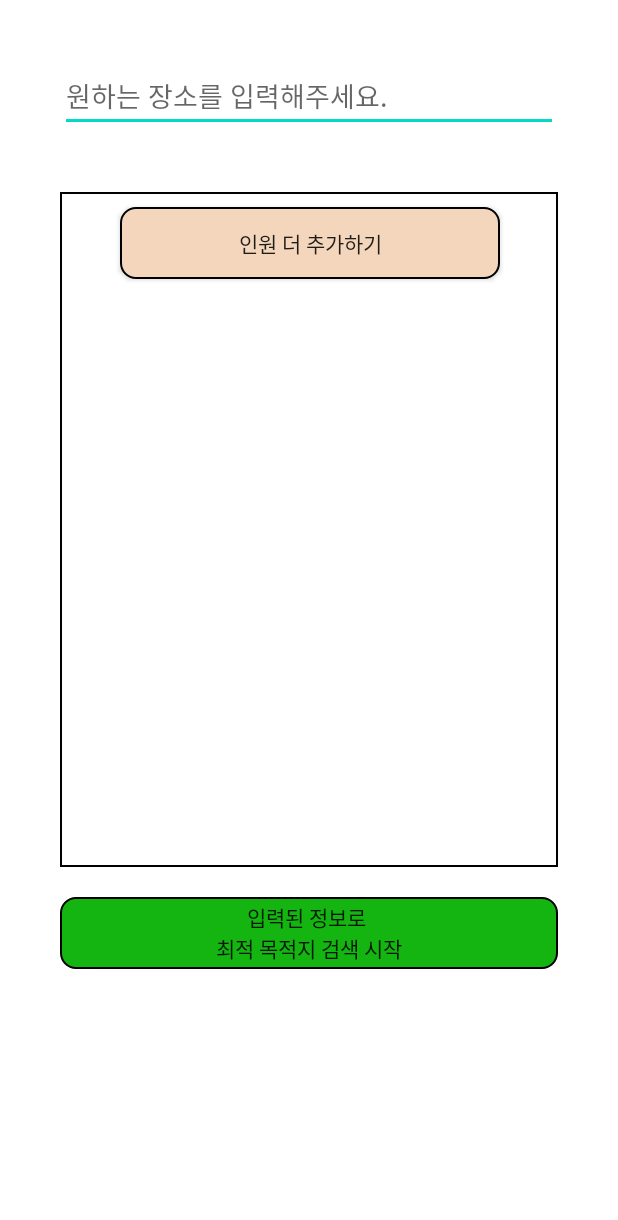
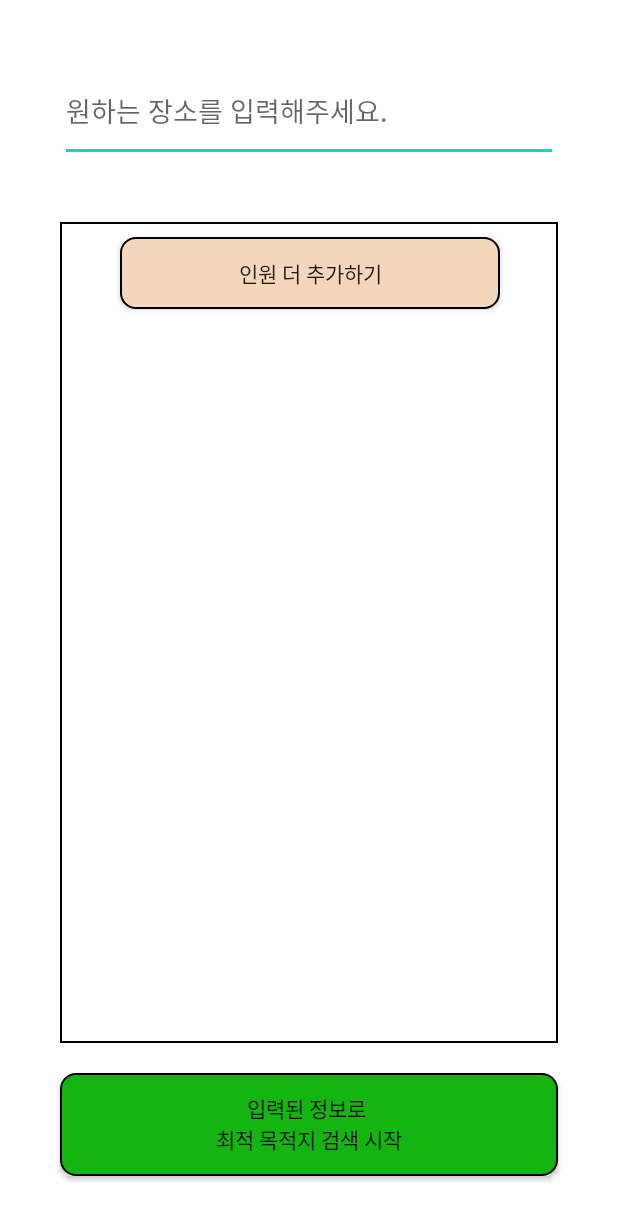
Before and after one commit to TEAM-MeetHere/MeetHere, an Android app: the layout activity_set_location24.xml on its own in the app's theme, with its tools: preview values and no code run, on a phone screen of 412 x 824 dp. Shown: the top 1220 px of the screen. Run offline under Robolectric (Android 15) with nearby library versions, the phone set to English and light mode, and no system bars.

Commit message:
영택 작업한거 리니어 레이아웃으로 변경, 웨이트 수정, 배치비율통일화 필요, UI개선필요

```diff
--- a/app/src/main/AndroidManifest.xml
+++ b/app/src/main/AndroidManifest.xml
@@ -63,7 +63,8 @@
 
         <activity
             android:name=".MainActivity"
-            android:exported="true">
+            android:exported="true"
+            android:theme="@style/Main">
         </activity>
 
         <activity
--- a/app/src/main/res/layout/activity_set_location24.xml
+++ b/app/src/main/res/layout/activity_set_location24.xml
@@ -1,22 +1,26 @@
 <?xml version="1.0" encoding="utf-8"?>
-<androidx.constraintlayout.widget.ConstraintLayout xmlns:android="http://schemas.android.com/apk/res/android"
+<LinearLayout xmlns:android="http://schemas.android.com/apk/res/android"
     xmlns:app="http://schemas.android.com/apk/res-auto"
     xmlns:tools="http://schemas.android.com/tools"
+    android:orientation="vertical"
     android:layout_width="match_parent"
     android:layout_height="match_parent"
-    tools:context=".SetLocation_2_4">
+    tools:context=".SetLocation_2_4"
+    android:weightSum="10">
 
     <EditText
         android:id="@+id/etKeyword"
-        android:layout_width="0dp"
-        android:layout_height="wrap_content"
+        android:layout_width="match_parent"
+        android:layout_height="0dp"
         android:layout_marginStart="40dp"
         android:layout_marginTop="40dp"
         android:layout_marginEnd="40dp"
+
+        android:autofillHints="username"
         android:ems="10"
-        android:autofillHints="username"
         android:hint="원하는 장소를 입력해주세요."
         android:inputType="textPersonName"
+        android:layout_weight="1"
         app:layout_constraintEnd_toEndOf="parent"
         app:layout_constraintStart_toStartOf="parent"
 
@@ -24,8 +28,8 @@
 
     <ScrollView
         android:id="@+id/scrollView24"
-        android:layout_width="0dp"
-        android:layout_height="450dp"
+        android:layout_width="match_parent"
+        android:layout_height="0dp"
         android:layout_marginStart="40dp"
         android:layout_marginTop="40dp"
         android:layout_marginEnd="40dp"
@@ -34,7 +38,8 @@
         android:background="@drawable/borderline"
         app:layout_constraintEnd_toEndOf="parent"
         app:layout_constraintStart_toStartOf="parent"
-        app:layout_constraintTop_toBottomOf="@+id/etKeyword">
+        app:layout_constraintTop_toBottomOf="@+id/etKeyword"
+        android:layout_weight="8">
 
         <LinearLayout
             android:layout_width="match_parent"
@@ -65,11 +70,12 @@
 
     <androidx.appcompat.widget.AppCompatButton
         android:id="@+id/btnStart"
-        android:layout_width="0dp"
-        android:layout_height="wrap_content"
+        android:layout_width="match_parent"
+        android:layout_height="0dp"
         android:layout_marginStart="40dp"
         android:layout_marginTop="20dp"
         android:layout_marginEnd="40dp"
+        android:layout_marginBottom="40dp"
         android:layout_weight="1"
         android:background="@drawable/button_color_drawable"
         android:text="입력된 정보로 \n최적 목적지 검색 시작"
@@ -77,4 +83,4 @@
         app:layout_constraintStart_toStartOf="parent"
         app:layout_constraintTop_toBottomOf="@+id/scrollView24" />
 
-</androidx.constraintlayout.widget.ConstraintLayout>
+</LinearLayout>
--- a/app/src/main/res/values/style.xml
+++ b/app/src/main/res/values/style.xml
@@ -10,9 +10,9 @@
         <item name="android:windowTranslucentStatus">true</item>
         <item name="colorPrimary">#F8E4CC</item>
     </style>
-    <style name="Search" parent="Theme.AppCompat.Light.DarkActionBar">
-        <item name="android:windowTranslucentStatus">true</item>
-        <item name="colorPrimary">#F8E4CC</item>
+    <style name="Search" parent="Theme.AppCompat.Light.NoActionBar">
+    </style>
+    <style name="Main" parent="Theme.AppCompat.Light.NoActionBar">
     </style>
 
 </resources>
```
Also changed, not shown: app/src/main/res/layout/activity_select_destination26.xml (+20 -18 lines), app/src/main/res/layout/activity_select_location25.xml (+13 -8 lines), app/src/main/res/layout/activity_show_detail28.xml (+14 -9 lines), app/src/main/res/layout/activity_show_result27.xml (+40 -6 lines).
